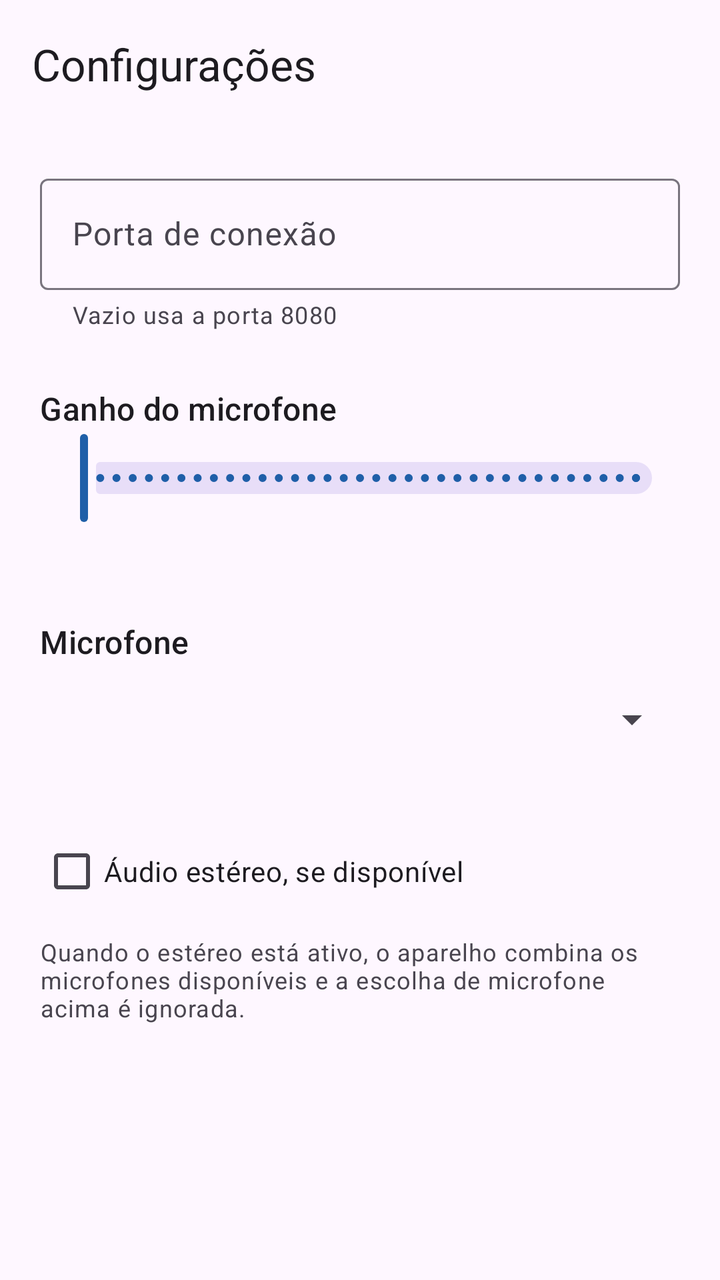
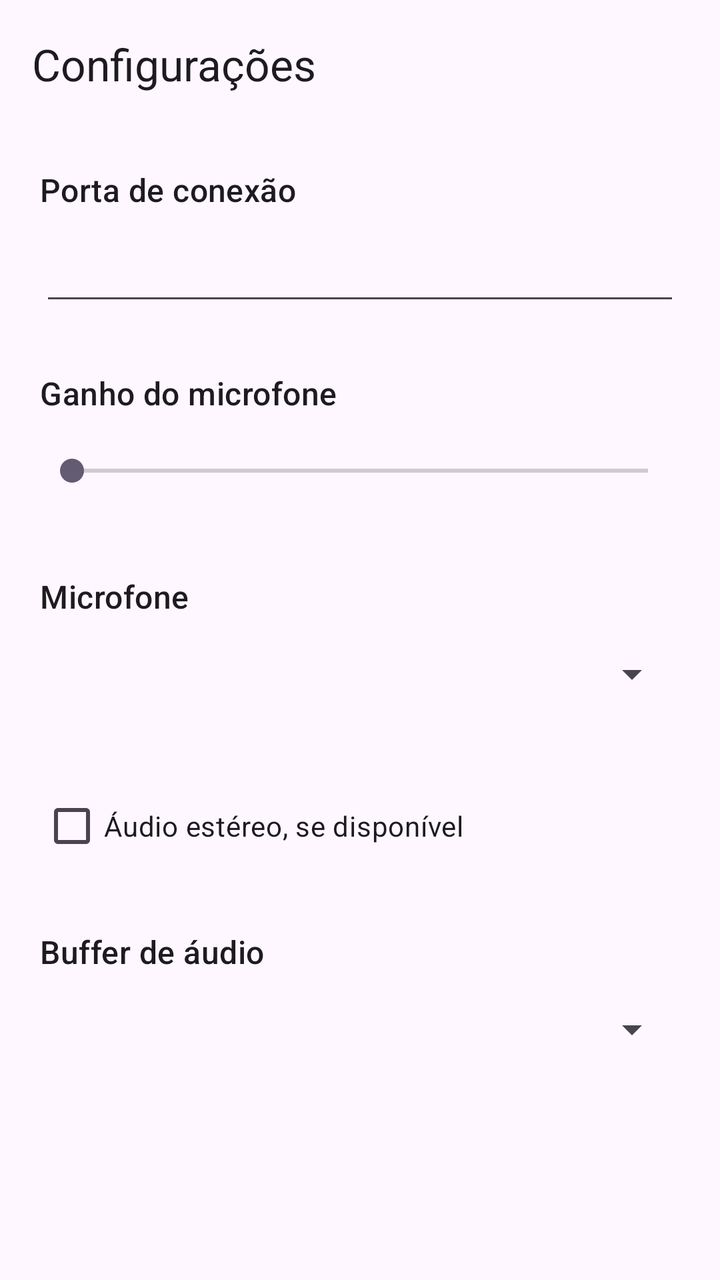

Screens rendered from an Android XML layout before and after an edit, with the pre-edit source and the edit as a unified diff.
<!-- AndroidManifest.xml: application theme Theme.MicMonitor -->
<!-- res/layout/activity_settings.xml -->
<?xml version="1.0" encoding="utf-8"?>
<LinearLayout xmlns:android="http://schemas.android.com/apk/res/android"
    xmlns:app="http://schemas.android.com/apk/res-auto"
    android:layout_width="match_parent"
    android:layout_height="match_parent"
    android:orientation="vertical">

    <com.google.android.material.appbar.AppBarLayout
        android:layout_width="match_parent"
        android:layout_height="wrap_content">

        <com.google.android.material.appbar.MaterialToolbar
            android:id="@+id/toolbar"
            android:layout_width="match_parent"
            android:layout_height="?attr/actionBarSize"
            app:navigationContentDescription="@string/navigate_up"
            app:title="@string/settings_title" />
    </com.google.android.material.appbar.AppBarLayout>

    <ScrollView
        android:layout_width="match_parent"
        android:layout_height="0dp"
        android:layout_weight="1"
        android:fillViewport="true">

        <LinearLayout
            android:layout_width="match_parent"
            android:layout_height="wrap_content"
            android:orientation="vertical"
            android:padding="20dp">

            <com.google.android.material.textfield.TextInputLayout
                android:id="@+id/portLayout"
                style="@style/Widget.Material3.TextInputLayout.OutlinedBox"
                android:layout_width="match_parent"
                android:layout_height="wrap_content"
                android:hint="@string/label_port"
                app:helperText="@string/hint_port"
                app:helperTextEnabled="true">

                <com.google.android.material.textfield.TextInputEditText
                    android:id="@+id/portInput"
                    android:layout_width="match_parent"
                    android:layout_height="wrap_content"
                    android:imeOptions="actionDone"
                    android:inputType="number"
                    android:maxLength="5" />
            </com.google.android.material.textfield.TextInputLayout>

            <TextView
                android:id="@+id/gainLabel"
                android:layout_width="match_parent"
                android:layout_height="wrap_content"
                android:layout_marginTop="28dp"
                android:labelFor="@+id/gainSlider"
                android:text="@string/label_gain"
                android:textAppearance="?attr/textAppearanceTitleMedium" />

            <com.google.android.material.slider.Slider
                android:id="@+id/gainSlider"
                android:layout_width="match_parent"
                android:layout_height="wrap_content"
                android:contentDescription="@string/label_gain"
                android:stepSize="1"
                android:valueFrom="-20"
                android:valueTo="20" />

            <TextView
                android:id="@+id/gainValue"
                android:layout_width="match_parent"
                android:layout_height="wrap_content"
                android:focusable="true"
                android:textAppearance="?attr/textAppearanceBodyMedium" />

            <TextView
                android:id="@+id/micLabel"
                android:layout_width="match_parent"
                android:layout_height="wrap_content"
                android:layout_marginTop="28dp"
                android:labelFor="@+id/micSpinner"
                android:text="@string/label_mic"
                android:textAppearance="?attr/textAppearanceTitleMedium" />

            <Spinner
                android:id="@+id/micSpinner"
                android:layout_width="match_parent"
                android:layout_height="wrap_content"
                android:layout_marginTop="4dp"
                android:contentDescription="@string/label_mic"
                android:minHeight="48dp" />

            <com.google.android.material.checkbox.MaterialCheckBox
                android:id="@+id/stereoCheck"
                android:layout_width="match_parent"
                android:layout_height="wrap_content"
                android:layout_marginTop="28dp"
                android:minHeight="48dp"
                android:text="@string/label_stereo" />

            <TextView
                android:layout_width="match_parent"
                android:layout_height="wrap_content"
                android:layout_marginTop="8dp"
                android:focusable="true"
                android:text="@string/stereo_help"
                android:textAppearance="?attr/textAppearanceBodySmall" />
        </LinearLayout>
    </ScrollView>
</LinearLayout>
<!-- resources referenced by this layout -->
<resources>
  <string name="hint_port">Vazio usa a porta 8080</string>
  <string name="label_gain">Ganho do microfone</string>
  <string name="label_mic">Microfone</string>
  <string name="label_port">Porta de conexão</string>
  <string name="label_stereo">Áudio estéreo, se disponível</string>
  <string name="navigate_up">Navegar para cima</string>
  <string name="settings_title">Configurações</string>
  <string name="stereo_help">Quando o estéreo está ativo, o aparelho combina os microfones disponíveis e a escolha de microfone acima é ignorada.</string>
  <style name="Theme.MicMonitor" parent="Theme.Material3.DayNight.NoActionBar">
          <item name="colorPrimary">@color/brand_primary</item>
          <item name="colorOnPrimary">@color/brand_on_primary</item>
          <item name="android:statusBarColor" tools:targetApi="l">?attr/colorSurface</item>
      </style>
  <color name="brand_primary">#1F5FA8</color>
  <color name="brand_on_primary">#FFFFFF</color>
</resources>

<!-- the commit's change to res/layout/activity_settings.xml (unified diff, before → after) -->
@@ -29,55 +29,47 @@
             android:orientation="vertical"
             android:padding="20dp">
 
-            <com.google.android.material.textfield.TextInputLayout
-                android:id="@+id/portLayout"
-                style="@style/Widget.Material3.TextInputLayout.OutlinedBox"
+            <TextView
                 android:layout_width="match_parent"
                 android:layout_height="wrap_content"
-                android:hint="@string/label_port"
-                app:helperText="@string/hint_port"
-                app:helperTextEnabled="true">
+                android:importantForAccessibility="no"
+                android:text="@string/label_port"
+                android:textAppearance="?attr/textAppearanceTitleMedium" />
 
-                <com.google.android.material.textfield.TextInputEditText
-                    android:id="@+id/portInput"
-                    android:layout_width="match_parent"
-                    android:layout_height="wrap_content"
-                    android:imeOptions="actionDone"
-                    android:inputType="number"
-                    android:maxLength="5" />
-            </com.google.android.material.textfield.TextInputLayout>
+            <EditText
+                android:id="@+id/portInput"
+                android:layout_width="match_parent"
+                android:layout_height="wrap_content"
+                android:layout_marginTop="4dp"
+                android:contentDescription="@string/label_port"
+                android:imeOptions="actionDone"
+                android:inputType="number"
+                android:maxLength="5"
+                android:minHeight="48dp"
+                android:singleLine="true" />
 
             <TextView
-                android:id="@+id/gainLabel"
                 android:layout_width="match_parent"
                 android:layout_height="wrap_content"
                 android:layout_marginTop="28dp"
-                android:labelFor="@+id/gainSlider"
+                android:importantForAccessibility="no"
                 android:text="@string/label_gain"
                 android:textAppearance="?attr/textAppearanceTitleMedium" />
 
-            <com.google.android.material.slider.Slider
-                android:id="@+id/gainSlider"
+            <SeekBar
+                android:id="@+id/gainSeek"
                 android:layout_width="match_parent"
                 android:layout_height="wrap_content"
+                android:layout_marginTop="4dp"
                 android:contentDescription="@string/label_gain"
-                android:stepSize="1"
-                android:valueFrom="-20"
-                android:valueTo="20" />
+                android:max="100"
+                android:minHeight="48dp" />
 
             <TextView
-                android:id="@+id/gainValue"
-                android:layout_width="match_parent"
-                android:layout_height="wrap_content"
-                android:focusable="true"
-                android:textAppearance="?attr/textAppearanceBodyMedium" />
-
-            <TextView
-                android:id="@+id/micLabel"
                 android:layout_width="match_parent"
                 android:layout_height="wrap_content"
                 android:layout_marginTop="28dp"
-                android:labelFor="@+id/micSpinner"
+                android:importantForAccessibility="no"
                 android:text="@string/label_mic"
                 android:textAppearance="?attr/textAppearanceTitleMedium" />
 
@@ -86,7 +78,6 @@
                 android:layout_width="match_parent"
                 android:layout_height="wrap_content"
                 android:layout_marginTop="4dp"
-                android:contentDescription="@string/label_mic"
                 android:minHeight="48dp" />
 
             <com.google.android.material.checkbox.MaterialCheckBox
@@ -100,10 +91,17 @@
             <TextView
                 android:layout_width="match_parent"
                 android:layout_height="wrap_content"
-                android:layout_marginTop="8dp"
-                android:focusable="true"
-                android:text="@string/stereo_help"
-                android:textAppearance="?attr/textAppearanceBodySmall" />
+                android:layout_marginTop="28dp"
+                android:importantForAccessibility="no"
+                android:text="@string/label_buffer"
+                android:textAppearance="?attr/textAppearanceTitleMedium" />
+
+            <Spinner
+                android:id="@+id/bufferSpinner"
+                android:layout_width="match_parent"
+                android:layout_height="wrap_content"
+                android:layout_marginTop="4dp"
+                android:minHeight="48dp" />
         </LinearLayout>
     </ScrollView>
 </LinearLayout>
<!-- resource entries referenced after the edit -->
@@ -1,13 +1,12 @@
 <!-- resources referenced by this layout -->
 <resources>
-  <string name="hint_port">Vazio usa a porta 8080</string>
+  <string name="label_buffer">Buffer de áudio</string>
   <string name="label_gain">Ganho do microfone</string>
   <string name="label_mic">Microfone</string>
   <string name="label_port">Porta de conexão</string>
   <string name="label_stereo">Áudio estéreo, se disponível</string>
   <string name="navigate_up">Navegar para cima</string>
   <string name="settings_title">Configurações</string>
-  <string name="stereo_help">Quando o estéreo está ativo, o aparelho combina os microfones disponíveis e a escolha de microfone acima é ignorada.</string>
   <style name="Theme.MicMonitor" parent="Theme.Material3.DayNight.NoActionBar">
           <item name="colorPrimary">@color/brand_primary</item>
           <item name="colorOnPrimary">@color/brand_on_primary</item>
